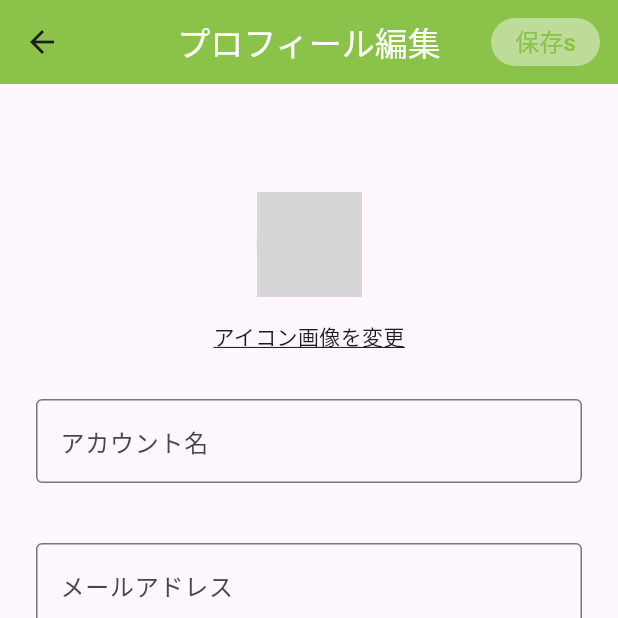
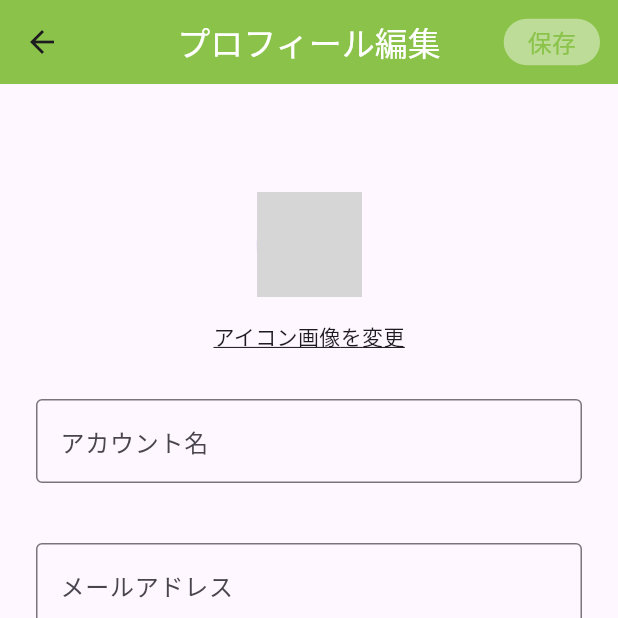
Before and after one commit to kishi1997/flutter-simple-sns-app, a Flutter app: the EditProfileScreen screen opened directly with empty values, on a phone screen of 412 x 824 dp, the top half of it. Run offline on Flutter 3.47's test engine with Material 3 defaults, Android fonts, the phone set to English and light mode, and no system bars; our stand-ins replace dio, flutter_dotenv, flutter_secure_storage, logger; accounts and stored records are empty; network calls fail; grey boxes are pictures that could not be loaded.

Commit message:
文言修正

```diff
--- a/lib/screens/mypage/edit_profile.dart
+++ b/lib/screens/mypage/edit_profile.dart
@@ -50,6 +50,7 @@ class EditProfileScreenState extends State<EditProfileScreen> {
 
   // 仮のプロフィール変更処理
   void _updateProfile() {}
+
   Widget _updateProfileButton() {
     return TextButton(
       onPressed: () async {
@@ -64,7 +65,7 @@ class EditProfileScreenState extends State<EditProfileScreen> {
           borderRadius: BorderRadius.circular(20.0),
         ),
         child: const Text(
-          "保存s",
+          "保存",
           style: TextStyle(color: Colors.lightGreen, fontSize: 16.0),
         ),
       ),
```
